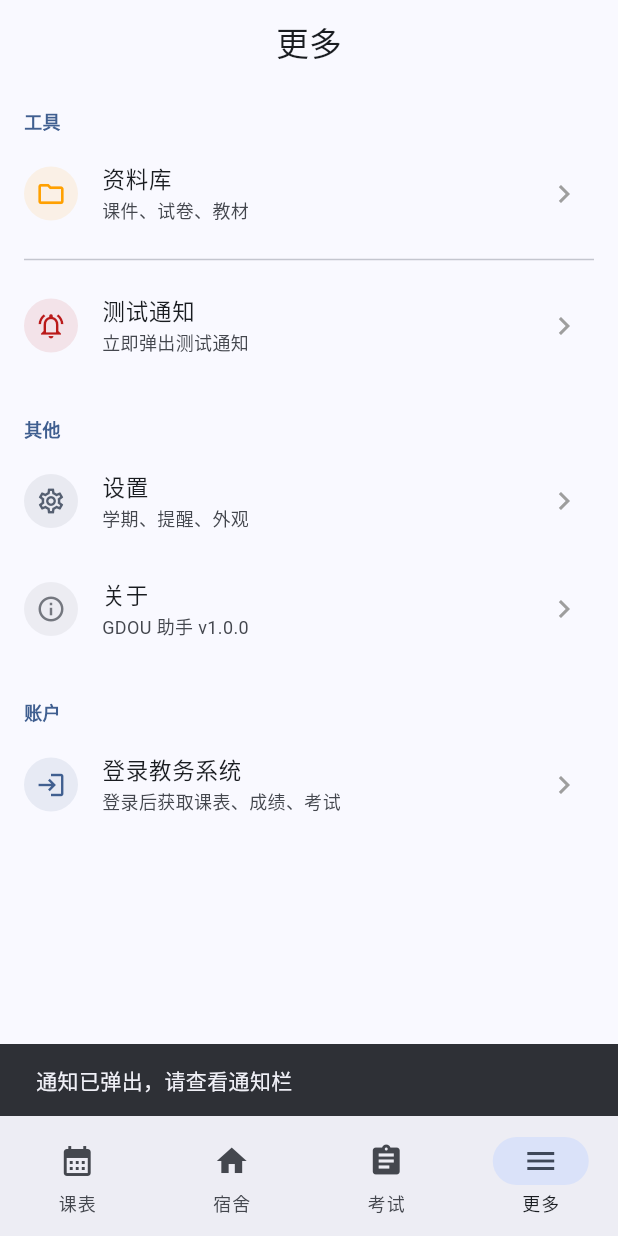
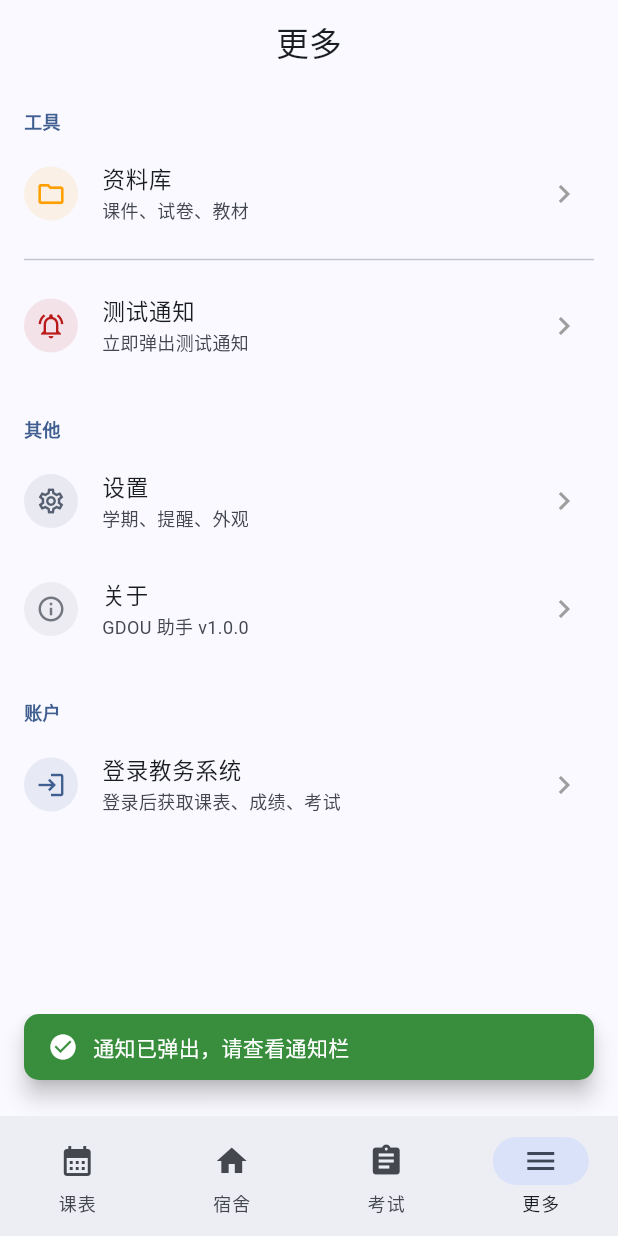
Before and after one commit to farshore07/gdou_helper, a Flutter app: the screen it shows after launch, item 4 of the bottom bar chosen, after a tap on "测试通知", on a phone screen of 412 x 824 dp. Run offline on Flutter 3.47's test engine with Material 3 defaults, Android fonts, the phone set to English and light mode, and no system bars; our stand-ins replace dio, flutter_local_notifications, flutter_riverpod, flutter_secure_storage, go_router, shared_preferences and 1 more.

Commit message:
feat: 优化错误处理，增加本地缓存

```diff
--- a/lib/pages/more_page.dart
+++ b/lib/pages/more_page.dart
@@ -4,6 +4,7 @@ import 'package:go_router/go_router.dart';
 
 import '../providers/auth_provider.dart';
 import '../services/notification_service.dart';
+import '../widgets/toast.dart';
 import 'library_page.dart';
 
 class MorePage extends ConsumerWidget {
@@ -39,9 +40,7 @@ class MorePage extends ConsumerWidget {
             onTap: () async {
               await showTestNotification();
               if (context.mounted) {
-                ScaffoldMessenger.of(context).showSnackBar(
-                  const SnackBar(content: Text('通知已弹出，请查看通知栏')),
-                );
+                Toast.success(context, '通知已弹出，请查看通知栏');
               }
             },
           ),
--- a/lib/pages/schedule_page.dart
+++ b/lib/pages/schedule_page.dart
@@ -161,7 +161,21 @@ class _SchedulePageState extends ConsumerState<SchedulePage> {
       body: asyncCourses.isLoading
           ? const Center(child: CircularProgressIndicator())
           : asyncCourses.hasError
-              ? Center(child: Text('加载失败\n${asyncCourses.error}', textAlign: TextAlign.center, style: TextStyle(color: cs.error)))
+              ? Center(child: Padding(
+                    padding: const EdgeInsets.all(32),
+                    child: Column(mainAxisSize: MainAxisSize.min, children: [
+                      Icon(Icons.error_outline, size: 48, color: cs.error),
+                      const SizedBox(height: 12),
+                      Text('加载失败', style: TextStyle(fontSize: 16, color: cs.error)),
+                      Text('${asyncCourses.error}', textAlign: TextAlign.center, style: TextStyle(fontSize: 12, color: cs.outline)),
+                      const SizedBox(height: 16),
+                      OutlinedButton.icon(
+                        onPressed: () => ref.invalidate(timetableProvider),
+                        icon: const Icon(Icons.refresh),
+                        label: const Text('重试'),
+                      ),
+                    ]),
+                  ))
               : courses.isEmpty
                   ? Center(child: Text('暂无课表数据', style: TextStyle(color: cs.outline)))
                   : Column(
--- /dev/null
+++ b/lib/widgets/toast.dart
@@ -0,0 +1,40 @@
+import 'package:flutter/material.dart';
+
+enum ToastType { success, error, info }
+
+class Toast {
+  static void show(BuildContext context, String message,
+      {ToastType type = ToastType.info, Duration duration = const Duration(seconds: 2)}) {
+    final cs = Theme.of(context).colorScheme;
+    final (Color bg, IconData icon) = switch (type) {
+      ToastType.success => (Colors.green.shade700, Icons.check_circle),
+      ToastType.error => (cs.error, Icons.error),
+      ToastType.info => (cs.primary, Icons.info),
+    };
+
+    ScaffoldMessenger.of(context).showSnackBar(
+      SnackBar(
+        content: Row(children: [
+          Icon(icon, color: Colors.white, size: 20),
+          const SizedBox(width: 10),
+          Expanded(child: Text(message, style: const TextStyle(color: Colors.white, fontSize: 14))),
+        ]),
+        backgroundColor: bg,
+        behavior: SnackBarBehavior.floating,
+        margin: const EdgeInsets.fromLTRB(16, 0, 16, 24),
+        shape: RoundedRectangleBorder(borderRadius: BorderRadius.circular(10)),
+        duration: duration,
+        padding: const EdgeInsets.symmetric(horizontal: 16, vertical: 12),
+      ),
+    );
+  }
+
+  static void success(BuildContext context, String msg) =>
+      show(context, msg, type: ToastType.success);
+
+  static void error(BuildContext context, String msg) =>
+      show(context, msg, type: ToastType.error, duration: const Duration(seconds: 3));
+
+  static void info(BuildContext context, String msg) =>
+      show(context, msg, type: ToastType.info);
+}
```
Also changed, not shown: lib/pages/dormitory_page.dart (+27 -7 lines), lib/pages/exam_score_page.dart (+18 -2 lines), lib/pages/settings_page.dart (+12 -8 lines), lib/providers/auth_provider.dart (+4 -8 lines), lib/providers/data_providers.dart (+76 -19 lines), lib/services/api_service.dart (+80 -6 lines), lib/services/cache_service.dart (added, +36 -0 lines).
